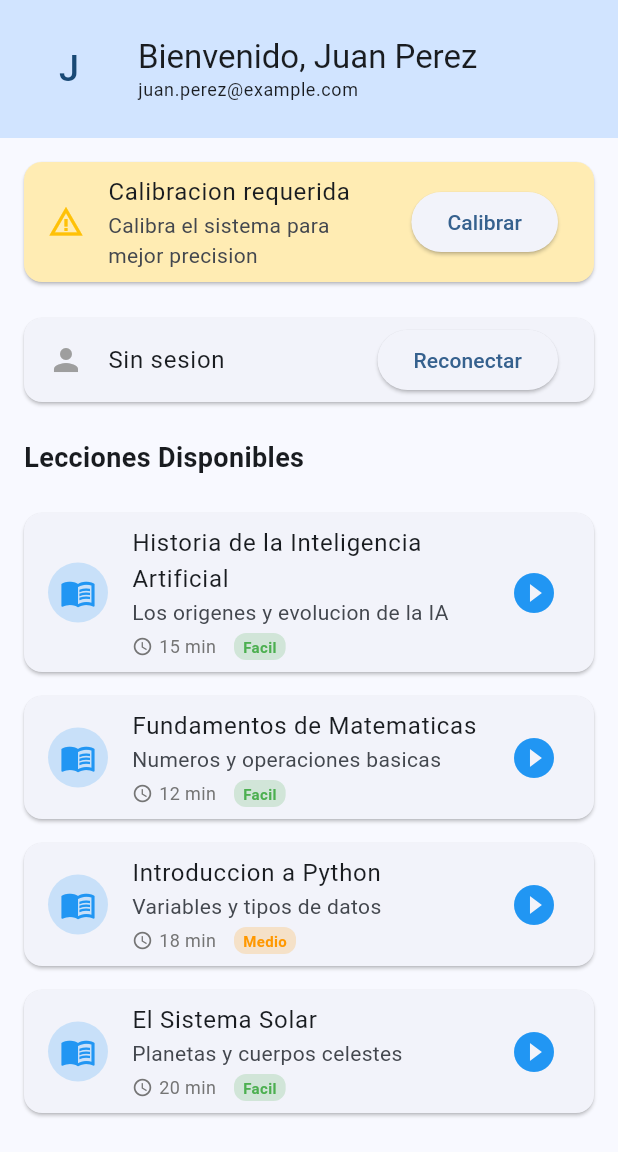
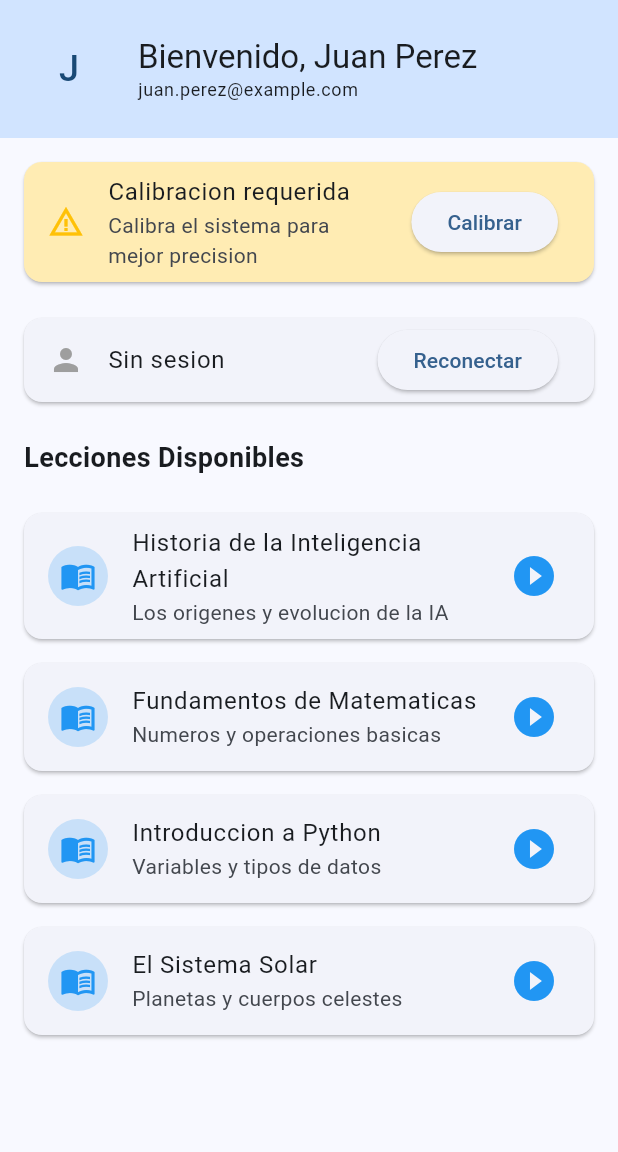
Before and after one commit to Dariohg/simulated_app, a Flutter app: the screen it shows after launch, on a phone screen of 412 x 824 dp, the part 84-1236 px from its top. Run offline on Flutter 3.47's test engine with Material 3 defaults, Android fonts, the phone set to English and light mode, and no system bars; our stand-ins replace camera, flutter_dotenv, shared_preferences, vibration; missing offline and left inert: google_mlkit_face_mesh_detection, tflite_flutter; network calls fail.

Commit message:
correcciones en el mock

```diff
--- a/lib/mocks/mock_data.dart
+++ b/lib/mocks/mock_data.dart
@@ -18,8 +18,6 @@ class MockLesson {
   final String subtitle;
   final String content;
   final String activityType;
-  final int durationMinutes;
-  final String difficulty;
 
   const MockLesson({
     required this.externalActivityId,
@@ -27,8 +25,6 @@ class MockLesson {
     required this.subtitle,
     required this.content,
     required this.activityType,
-    required this.durationMinutes,
-    required this.difficulty,
   });
 }
 
@@ -83,8 +79,6 @@ Hoy en dia, la IA esta presente en nuestras vidas diarias: desde asistentes
 virtuales hasta sistemas de recomendacion y vehiculos autonomos.
       ''',
       activityType: 'reading',
-      durationMinutes: 15,
-      difficulty: 'beginner',
     ),
     MockLesson(
       externalActivityId: 102,
@@ -122,8 +116,6 @@ EJERCICIOS:
 4. 72 / 8 = 9
       ''',
       activityType: 'reading',
-      durationMinutes: 12,
-      difficulty: 'beginner',
     ),
     MockLesson(
       externalActivityId: 103,
@@ -170,8 +162,6 @@ edad = int(input("Cuantos años tienes? "))
 print(f"Hola {nombre}, tienes {edad} años")
       ''',
       activityType: 'reading',
-      durationMinutes: 18,
-      difficulty: 'intermediate',
     ),
     MockLesson(
       externalActivityId: 104,
@@ -228,8 +218,6 @@ LOS PLANETAS (en orden desde el Sol):
    - Luna Triton orbita en sentido contrario
       ''',
       activityType: 'reading',
-      durationMinutes: 20,
-      difficulty: 'beginner',
     ),
   ];
 
--- a/lib/screens/home_screen.dart
+++ b/lib/screens/home_screen.dart
@@ -35,20 +35,14 @@ class _HomeScreenState extends State<HomeScreen> with WidgetsBindingObserver {
     switch (state) {
       case AppLifecycleState.paused:
       case AppLifecycleState.inactive:
-        debugPrint('[HomeScreen] App en background, pausando sesion');
         sessionManager.pauseSession();
         break;
-
       case AppLifecycleState.resumed:
-        debugPrint('[HomeScreen] App en foreground, reanudando sesion');
         sessionManager.resumeSession();
         break;
-
       case AppLifecycleState.detached:
-        debugPrint('[HomeScreen] App cerrada, finalizando sesion');
         sessionManager.finalizeSession();
         break;
-
       case AppLifecycleState.hidden:
         break;
     }
@@ -255,25 +249,7 @@ class _HomeScreenState extends State<HomeScreen> with WidgetsBindingObserver {
       child: ListTile(
         leading: _buildLessonIcon(lesson.activityType),
         title: Text(lesson.title),
-        subtitle: Column(
-          crossAxisAlignment: CrossAxisAlignment.start,
-          children: [
-            Text(lesson.subtitle),
-            const SizedBox(height: 4),
-            Row(
-              children: [
-                Icon(Icons.schedule, size: 14, color: Colors.grey.shade600),
-                const SizedBox(width: 4),
-                Text(
-                  '${lesson.durationMinutes} min',
-                  style: TextStyle(fontSize: 12, color: Colors.grey.shade600),
-                ),
-                const SizedBox(width: 12),
-                _buildDifficultyBadge(lesson.difficulty),
-              ],
-            ),
-          ],
-        ),
+        subtitle: Text(lesson.subtitle),
         trailing: const Icon(Icons.play_circle_fill, color: Colors.blue, size: 32),
         onTap: () => _startLesson(lesson),
       ),
@@ -299,7 +275,7 @@ class _HomeScreenState extends State<HomeScreen> with WidgetsBindingObserver {
         break;
       case 'exercise':
         icon = Icons.edit_note;
-        color = Colors.purple;
+        color = Colors.green;
         break;
       case 'coding':
         icon = Icons.code;
@@ -313,41 +289,6 @@ class _HomeScreenState extends State<HomeScreen> with WidgetsBindingObserver {
     return CircleAvatar(
       backgroundColor: color.withOpacity(0.2),
       child: Icon(icon, color: color),
-    );
-  }
-
-  Widget _buildDifficultyBadge(String difficulty) {
-    String label;
-    Color color;
-
-    switch (difficulty) {
-      case 'beginner':
-        label = 'Facil';
-        color = Colors.green;
-        break;
-      case 'intermediate':
-        label = 'Medio';
-        color = Colors.orange;
-        break;
-      case 'advanced':
-        label = 'Dificil';
-        color = Colors.red;
-        break;
-      default:
-        label = difficulty;
-        color = Colors.grey;
-    }
-
-    return Container(
-      padding: const EdgeInsets.symmetric(horizontal: 6, vertical: 2),
-      decoration: BoxDecoration(
-        color: color.withOpacity(0.2),
-        borderRadius: BorderRadius.circular(8),
-      ),
-      child: Text(
-        label,
-        style: TextStyle(fontSize: 10, color: color, fontWeight: FontWeight.bold),
-      ),
     );
   }
 
@@ -370,8 +311,7 @@ class _HomeScreenState extends State<HomeScreen> with WidgetsBindingObserver {
       builder: (context) => AlertDialog(
         title: const Text('Calibracion necesaria'),
         content: const Text(
-          'Para una mejor experiencia de aprendizaje, necesitas calibrar '
-              'el sistema de monitoreo primero.',
+          'Para una mejor experiencia de aprendizaje, necesitas calibrar el sistema de monitoreo primero.',
         ),
         actions: [
           TextButton(
--- a/pubspec.yaml
+++ b/pubspec.yaml
@@ -15,6 +15,7 @@ dependencies:
   url_launcher: ^6.2.5
   vibration: ^3.1.0
 
+
   sentiment_analyzer:
     path: packages/sentiment_analyzer
 
```
Also changed, not shown: lib/screens/activity_screen.dart (+7 -51 lines).
